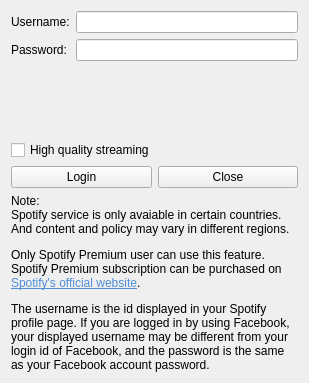
Before: the Qt Designer form src/core-impl/collections/spotifycollection/SpotifyConfigWidget.ui in KDE/amarok, drawn with Qt 5.
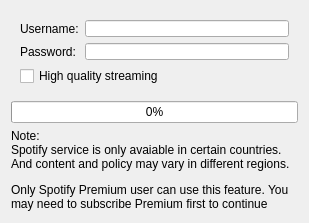
After: the same form once the commit is applied.

Diff of the .ui file:
```diff
--- a/src/core-impl/collections/spotifycollection/SpotifyConfigWidget.ui
+++ b/src/core-impl/collections/spotifycollection/SpotifyConfigWidget.ui
@@ -7,14 +7,51 @@
     <x>0</x>
     <y>0</y>
     <width>309</width>
-    <height>383</height>
+    <height>223</height>
    </rect>
   </property>
   <property name="windowTitle">
    <string>Form</string>
   </property>
   <layout class="QGridLayout" name="gridLayout">
-   <item row="0" column="0">
+   <item row="6" column="0">
+    <widget class="QLabel" name="lblNote">
+     <property name="text">
+      <string>&lt;html&gt;&lt;head/&gt;&lt;body&gt;&lt;p&gt;Note: &lt;br/&gt;Spotify service is only avaiable in certain countries. And content and policy may vary in different regions.&lt;/p&gt;&lt;p&gt;Only Spotify Premium user can use this feature. You may need to subscribe Premium first to continue using it with Amarok.&lt;/p&gt;&lt;/body&gt;&lt;/html&gt;</string>
+     </property>
+     <property name="wordWrap">
+      <bool>true</bool>
+     </property>
+    </widget>
+   </item>
+   <item row="5" column="0">
+    <widget class="QProgressBar" name="progDownload">
+     <property name="enabled">
+      <bool>true</bool>
+     </property>
+     <property name="maximum">
+      <number>1000</number>
+     </property>
+     <property name="value">
+      <number>0</number>
+     </property>
+    </widget>
+   </item>
+   <item row="3" column="0">
+    <spacer name="verticalSpacer">
+     <property name="orientation">
+      <enum>Qt::Vertical</enum>
+     </property>
+     <property name="sizeHint" stdset="0">
+      <size>
+       <width>0</width>
+       <height>0</height>
+      </size>
+     </property>
+    </spacer>
+   </item>
+   <item row="4" column="0">
+    <widget class="QFrame" name="frameMain">
     <layout class="QVBoxLayout" name="verticalLayout">
      <item>
       <layout class="QFormLayout" name="formLayout">
@@ -45,8 +82,6 @@
       </layout>
      </item>
      <item>
-      <layout class="QHBoxLayout" name="horizontalLayout_2">
-       <item>
         <widget class="QCheckBox" name="checkHighQuality">
          <property name="text">
           <string>High quality streaming</string>
@@ -54,35 +89,6 @@
         </widget>
        </item>
       </layout>
-     </item>
-     <item>
-      <layout class="QHBoxLayout" name="horizontalLayout">
-       <item>
-        <widget class="QPushButton" name="btnLogin">
-         <property name="text">
-          <string>Login</string>
-         </property>
-        </widget>
-       </item>
-       <item>
-        <widget class="QPushButton" name="btnClose">
-         <property name="text">
-          <string>Close</string>
-         </property>
-        </widget>
-       </item>
-      </layout>
-     </item>
-    </layout>
-   </item>
-   <item row="1" column="0">
-    <widget class="QLabel" name="label">
-     <property name="text">
-      <string>&lt;html&gt;&lt;head/&gt;&lt;body&gt;&lt;p&gt;Note: &lt;br/&gt;Spotify service is only avaiable in certain countries. And content and policy may vary in different regions.&lt;/p&gt;&lt;p&gt;Only Spotify Premium user can use this feature. Spotify Premium subscription can be purchased on &lt;a href=&quot;http://www.spotify.com/get-spotify/premium/&quot;&gt;&lt;span style=&quot; text-decoration: underline; color:#508ed8;&quot;&gt;Spotify's official website&lt;/span&gt;&lt;/a&gt;.&lt;/p&gt;&lt;p&gt;The username is the id displayed in your Spotify profile page. If you are logged in by using Facebook, your displayed username may be different from your login id of Facebook, and the password is the same as your Facebook account password.&lt;/p&gt;&lt;/body&gt;&lt;/html&gt;</string>
-     </property>
-     <property name="wordWrap">
-      <bool>true</bool>
-     </property>
     </widget>
    </item>
   </layout>
```
Lines whose indentation alone changed are shown as unchanged.
